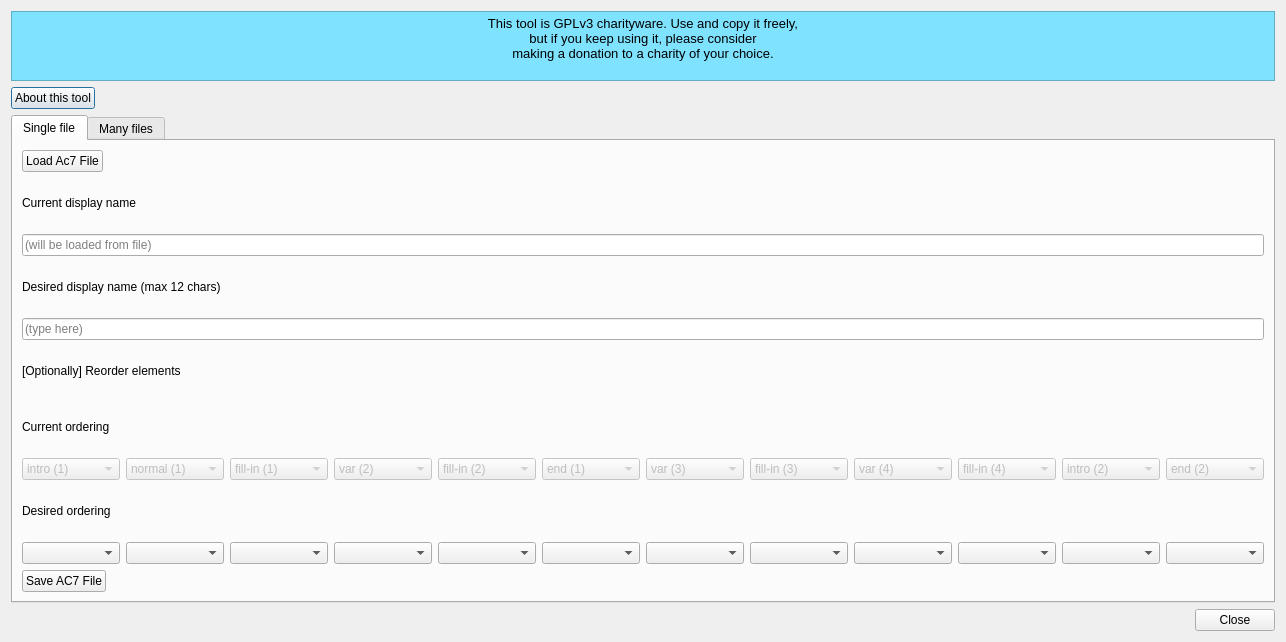
Qt form ac7renamer/ac7renamerdlg.ui (shimpe/ac7renamer) before a commit.
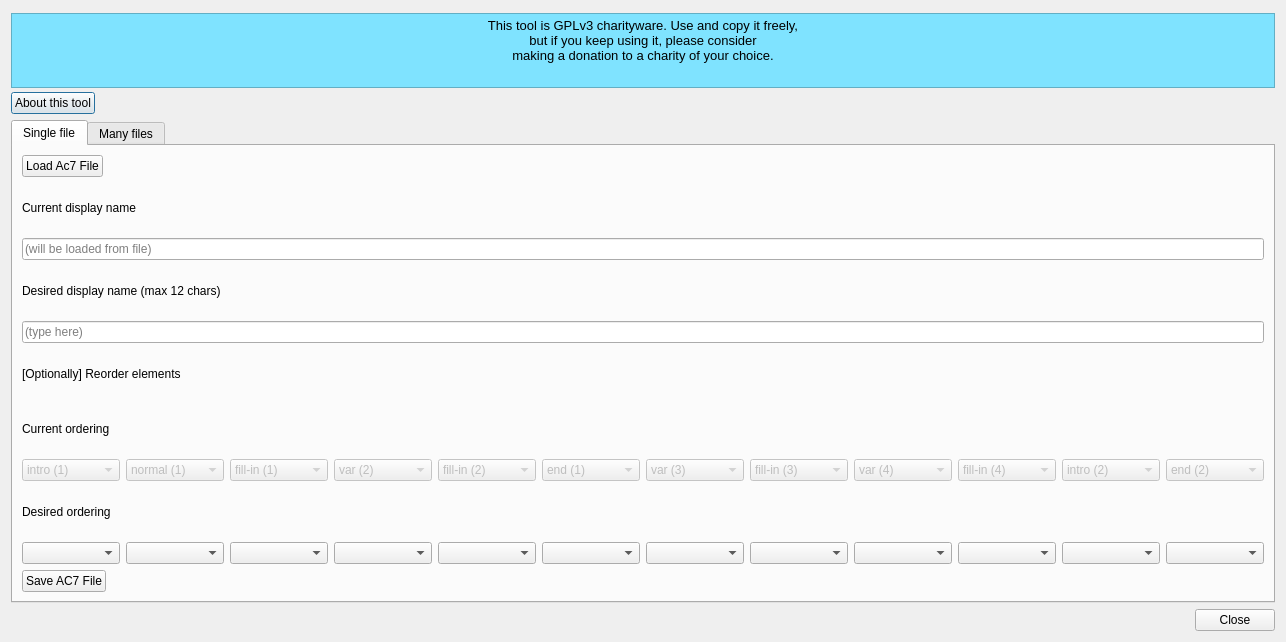
The same form after that commit. Icons and pictures are not drawn.

Commit message: increase minimum height of license text box

Diff of the .ui file:
```diff
--- a/ac7renamer/ac7renamerdlg.ui
+++ b/ac7renamer/ac7renamerdlg.ui
@@ -35,7 +35,7 @@
      <property name="minimumSize">
       <size>
        <width>0</width>
-       <height>70</height>
+       <height>75</height>
       </size>
      </property>
      <property name="maximumSize">
```
The commit also changes 2 other files.
